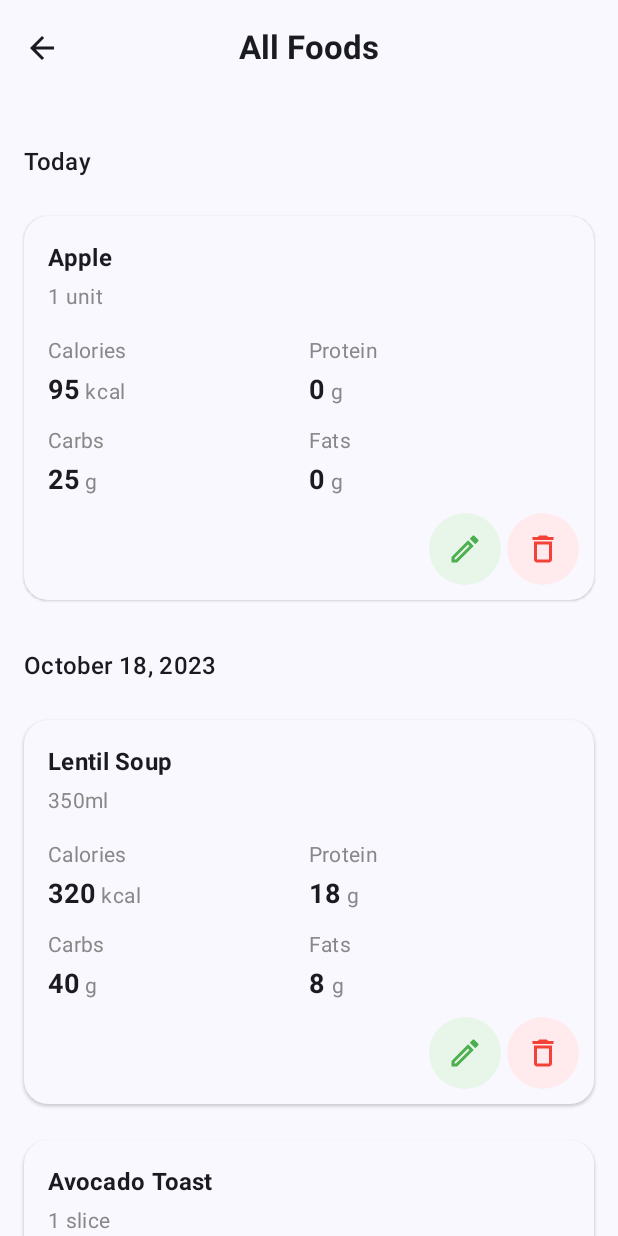
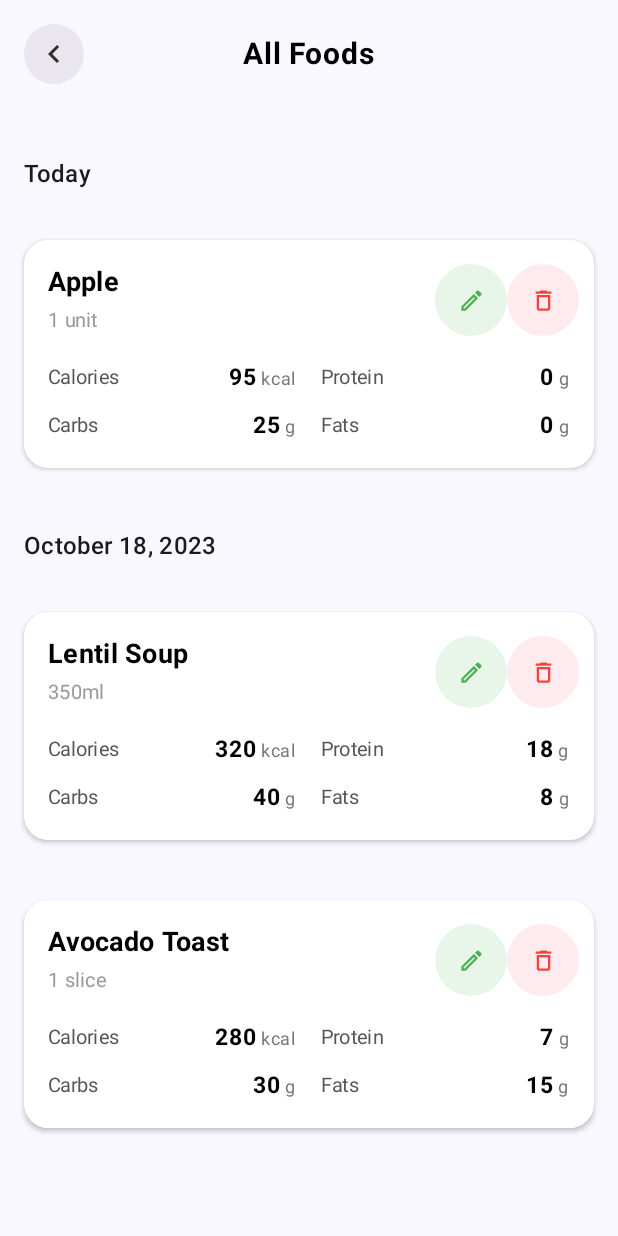
Before and after one commit to AgyemangDev/Mealtrack, an Android app built with Jetpack Compose: the AllFoodsScreen screen opened through its navigation route, on a phone screen of 412 x 824 dp. Run offline under Robolectric (Android 15) with nearby library versions, the phone set to English and light mode, and no system bars.

Commit message:
refactored cdoes on foodsScreen

```diff
--- /dev/null
+++ b/app/src/main/java/com/example/diettracker/ui/components/cards/FoodItemCard.kt
@@ -0,0 +1,157 @@
+package com.example.diettracker.ui.components.cards
+
+import androidx.compose.foundation.background
+import androidx.compose.foundation.layout.*
+import androidx.compose.foundation.shape.CircleShape
+import androidx.compose.foundation.shape.RoundedCornerShape
+import androidx.compose.material.icons.Icons
+import androidx.compose.material.icons.outlined.Delete
+import androidx.compose.material.icons.outlined.Edit
+import androidx.compose.material3.*
+import androidx.compose.runtime.Composable
+import androidx.compose.ui.Alignment
+import androidx.compose.ui.Modifier
+import androidx.compose.ui.graphics.Color
+import androidx.compose.ui.text.SpanStyle
+import androidx.compose.ui.text.buildAnnotatedString
+import androidx.compose.ui.text.font.FontWeight
+import androidx.compose.ui.text.withStyle
+import androidx.compose.ui.unit.dp
+import androidx.compose.ui.unit.sp
+import com.example.diettracker.models.FoodItem
+
+@Composable
+fun FoodItemCard(
+    food: FoodItem,
+    onEdit: () -> Unit = {},
+    onDelete: () -> Unit = {}
+) {
+    Card(
+        modifier = Modifier
+            .fillMaxWidth()
+            .padding(vertical = 8.dp),
+        shape = RoundedCornerShape(16.dp),
+        elevation = CardDefaults.cardElevation(defaultElevation = 2.dp),
+        colors = CardDefaults.cardColors(containerColor = Color.White),
+    ) {
+        Column(
+            modifier = Modifier
+                .fillMaxWidth()
+                .padding(16.dp)
+        ) {
+            // 🔹 Header Section
+            Row(
+                modifier = Modifier.fillMaxWidth(),
+                horizontalArrangement = Arrangement.SpaceBetween,
+                verticalAlignment = Alignment.CenterVertically
+            ) {
+                Column(modifier = Modifier.weight(1f)) {
+                    Text(
+                        text = food.name,
+                        style = MaterialTheme.typography.titleMedium.copy(
+                            fontWeight = FontWeight.Bold,
+                            fontSize = 18.sp
+                        ),
+                        color = Color.Black
+                    )
+                    Spacer(modifier = Modifier.height(4.dp))
+                    Text(
+                        text = food.unit ?: "",
+                        style = MaterialTheme.typography.bodyMedium.copy(
+                            color = Color(0xFF999999),
+                            fontSize = 13.sp
+                        )
+                    )
+                }
+
+                // 🔹 Action Buttons
+                Row(horizontalArrangement = Arrangement.spacedBy(12.dp)) {
+                    IconButton(
+                        onClick = onEdit,
+                        modifier = Modifier
+                            .size(36.dp)
+                            .background(Color(0xFFE8F5E9), CircleShape),
+                        colors = IconButtonDefaults.iconButtonColors(contentColor = Color(0xFF4CAF50))
+                    ) {
+                        Icon(Icons.Outlined.Edit, contentDescription = "Edit", modifier = Modifier.size(18.dp))
+                    }
+
+                    IconButton(
+                        onClick = onDelete,
+                        modifier = Modifier
+                            .size(36.dp)
+                            .background(Color(0xFFFFEBEE), CircleShape),
+                        colors = IconButtonDefaults.iconButtonColors(contentColor = Color(0xFFF44336))
+                    ) {
+                        Icon(Icons.Outlined.Delete, contentDescription = "Delete", modifier = Modifier.size(18.dp))
+                    }
+                }
+            }
+
+            Spacer(modifier = Modifier.height(16.dp))
+
+            // 🔹 Row 1: Calories + Protein
+// 🔹 Row 1: Calories + Protein
+            Row(
+                modifier = Modifier.fillMaxWidth(),
+                verticalAlignment = Alignment.CenterVertically
+            ) {
+                NutrientInfoInline("Calories", food.calories, "kcal", Modifier.weight(1f))
+                Spacer(modifier = Modifier.width(16.dp)) // 👈 small gap between left & right
+                NutrientInfoInline("Protein", food.protein, "g", Modifier.weight(1f))
+            }
+
+            Spacer(modifier = Modifier.height(8.dp))
+
+// 🔹 Row 2: Carbs + Fats
+            Row(
+                modifier = Modifier.fillMaxWidth(),
+                verticalAlignment = Alignment.CenterVertically
+            ) {
+                NutrientInfoInline("Carbs", food.carbs, "g", Modifier.weight(1f))
+                Spacer(modifier = Modifier.width(16.dp)) // 👈 same gap between left & right
+                NutrientInfoInline("Fats", food.fats, "g", Modifier.weight(1f))
+            }
+
+        }
+    }
+}
+
+@Composable
+fun NutrientInfoInline(
+    name: String,
+    value: Int,
+    unit: String,
+    modifier: Modifier = Modifier
+) {
+    Row(
+        modifier = modifier.fillMaxWidth(),
+        verticalAlignment = Alignment.CenterVertically,
+        horizontalArrangement = Arrangement.SpaceBetween
+    ) {
+        Text(
+            text = name,
+            style = MaterialTheme.typography.bodyMedium.copy(
+                color = Color(0xFF555555),
+                fontSize = 13.sp
+            )
+        )
+        Text(
+            buildAnnotatedString {
+                withStyle(
+                    style = SpanStyle(
+                        fontWeight = FontWeight.Bold,
+                        fontSize = 15.sp,
+                        color = Color.Black
+                    )
+                ) { append(value.toString()) }
+                withStyle(
+                    style = SpanStyle(
+                        fontSize = 12.sp,
+                        color = Color(0xFF777777)
+                    )
+                ) { append(" $unit") }
+            }
+        )
+    }
+}
--- a/app/src/main/java/com/example/diettracker/ui/screens/AllFoodsScreen.kt
+++ b/app/src/main/java/com/example/diettracker/ui/screens/AllFoodsScreen.kt
@@ -1,33 +1,21 @@
 package com.example.diettracker.ui.screens
 
-import androidx.compose.foundation.background
 import androidx.compose.foundation.layout.*
 import androidx.compose.foundation.lazy.LazyColumn
 import androidx.compose.foundation.lazy.items
-import androidx.compose.foundation.shape.CircleShape
-import androidx.compose.foundation.shape.RoundedCornerShape
-import androidx.compose.material.icons.Icons
-import androidx.compose.material.icons.automirrored.filled.ArrowBack
-import androidx.compose.material.icons.outlined.Delete
-import androidx.compose.material.icons.outlined.Edit
-import androidx.compose.material3.*
+import androidx.compose.material3.MaterialTheme
+import androidx.compose.material3.Scaffold
+import androidx.compose.material3.Text
 import androidx.compose.runtime.Composable
-import androidx.compose.ui.Alignment
 import androidx.compose.ui.Modifier
-import androidx.compose.ui.graphics.Color
-import androidx.compose.ui.text.SpanStyle
-import androidx.compose.ui.text.buildAnnotatedString
-import androidx.compose.ui.text.font.FontWeight
-import androidx.compose.ui.text.withStyle
 import androidx.compose.ui.tooling.preview.Preview
 import androidx.compose.ui.unit.dp
-import androidx.compose.ui.unit.sp
 import androidx.navigation.NavHostController
 import androidx.navigation.compose.rememberNavController
 import com.example.diettracker.models.FoodItem
+import com.example.diettracker.ui.components.cards.FoodItemCard
+import com.example.diettracker.ui.components.headers.AppHeader
 
-
-@OptIn(ExperimentalMaterial3Api::class)
 @Composable
 fun AllFoodsScreen(navController: NavHostController) {
     val foodItemsByDate = mapOf(
@@ -42,16 +30,9 @@ fun AllFoodsScreen(navController: NavHostController) {
 
     Scaffold(
         topBar = {
-            CenterAlignedTopAppBar(
-                title = { Text("All Foods", style = MaterialTheme.typography.titleLarge.copy(fontWeight = FontWeight.Bold)) },
-                navigationIcon = {
-                    IconButton(onClick = { navController.popBackStack() }) {
-                        Icon(Icons.AutoMirrored.Filled.ArrowBack, contentDescription = "Back")
-                    }
-                },
-                colors = TopAppBarDefaults.centerAlignedTopAppBarColors(
-                    containerColor = MaterialTheme.colorScheme.surface
-                )
+            AppHeader(
+                title = "All Foods",
+                onBackClick = { navController.popBackStack() }
             )
         }
     ) { paddingValues ->
@@ -67,12 +48,12 @@ fun AllFoodsScreen(navController: NavHostController) {
                 item {
                     Text(
                         text = date,
-                        style = MaterialTheme.typography.titleMedium.copy(fontWeight = FontWeight.SemiBold),
-                        modifier = Modifier.padding(bottom = 8.dp, top = 8.dp)
+                        style = MaterialTheme.typography.titleMedium.copy(fontWeight = androidx.compose.ui.text.font.FontWeight.SemiBold),
+                        modifier = Modifier.padding(vertical = 8.dp)
                     )
                 }
                 items(foods) { food ->
-                    FoodItemCard(food = food)
+                    FoodItemCard(food)
                     Spacer(modifier = Modifier.height(8.dp))
                 }
             }
@@ -80,72 +61,7 @@ fun AllFoodsScreen(navController: NavHostController) {
     }
 }
 
-@Composable
-fun FoodItemCard(food: FoodItem) {
-    Card(
-        modifier = Modifier.fillMaxWidth(),
-        shape = RoundedCornerShape(16.dp),
-        elevation = CardDefaults.cardElevation(defaultElevation = 1.dp),
-        colors = CardDefaults.cardColors(containerColor = MaterialTheme.colorScheme.surface)
-    ) {
-        Column(modifier = Modifier.padding(16.dp).fillMaxWidth()) {
-            Text(text = food.name, style = MaterialTheme.typography.titleMedium.copy(fontWeight = FontWeight.Bold))
-            Spacer(modifier = Modifier.height(4.dp))
-            Text(text = food.unit ?: "", style = MaterialTheme.typography.bodyMedium, color = Color.Gray)
-            Spacer(modifier = Modifier.height(16.dp))
-
-            Row(Modifier.fillMaxWidth()) {
-                NutrientInfo(name = "Calories", value = food.calories, unit = "kcal", modifier = Modifier.weight(1f))
-                NutrientInfo(name = "Protein", value = food.protein, unit = "g", modifier = Modifier.weight(1f))
-            }
-            Spacer(modifier = Modifier.height(12.dp))
-            Row(Modifier.fillMaxWidth()) {
-                NutrientInfo(name = "Carbs", value = food.carbs, unit = "g", modifier = Modifier.weight(1f))
-                NutrientInfo(name = "Fats", value = food.fats, unit = "g", modifier = Modifier.weight(1f))
-            }
-            Spacer(modifier = Modifier.height(16.dp))
-            Row(
-                modifier = Modifier.fillMaxWidth(),
-                horizontalArrangement = Arrangement.End,
-                verticalAlignment = Alignment.CenterVertically
-            ) {
-                IconButton(
-                    onClick = { /* TODO: Implement edit */ },
-                    modifier = Modifier.size(36.dp).background(Color(0xFFE8F5E9), CircleShape)
-                ) {
-                    Icon(Icons.Outlined.Edit, "Edit", tint = Color(0xFF4CAF50))
-                }
-                Spacer(modifier = Modifier.width(16.dp))
-                IconButton(
-                    onClick = { /* TODO: Implement delete */ },
-                    modifier = Modifier.size(36.dp).background(Color(0xFFFFEBEE), CircleShape)
-                ) {
-                    Icon(Icons.Outlined.Delete, "Delete", tint = Color(0xFFF44336))
-                }
-            }
-        }
-    }
-}
-
-@Composable
-fun NutrientInfo(name: String, value: Int, unit: String, modifier: Modifier = Modifier) {
-    Column(modifier = modifier) {
-        Text(name, style = MaterialTheme.typography.bodyMedium, color = Color.Gray)
-        Spacer(modifier = Modifier.height(4.dp))
-        Text(
-            buildAnnotatedString {
-                withStyle(style = SpanStyle(fontWeight = FontWeight.Bold, fontSize = 18.sp)) {
-                    append(value.toString())
-                }
-                withStyle(style = SpanStyle(fontSize = 14.sp, color = Color.Gray)) {
-                    append(" $unit")
-                }
-            }
-        )
-    }
-}
-
-@Preview(showBackground = true)
+@Preview
 @Composable
 fun AllFoodsScreenPreview() {
     AllFoodsScreen(navController = rememberNavController())
```
